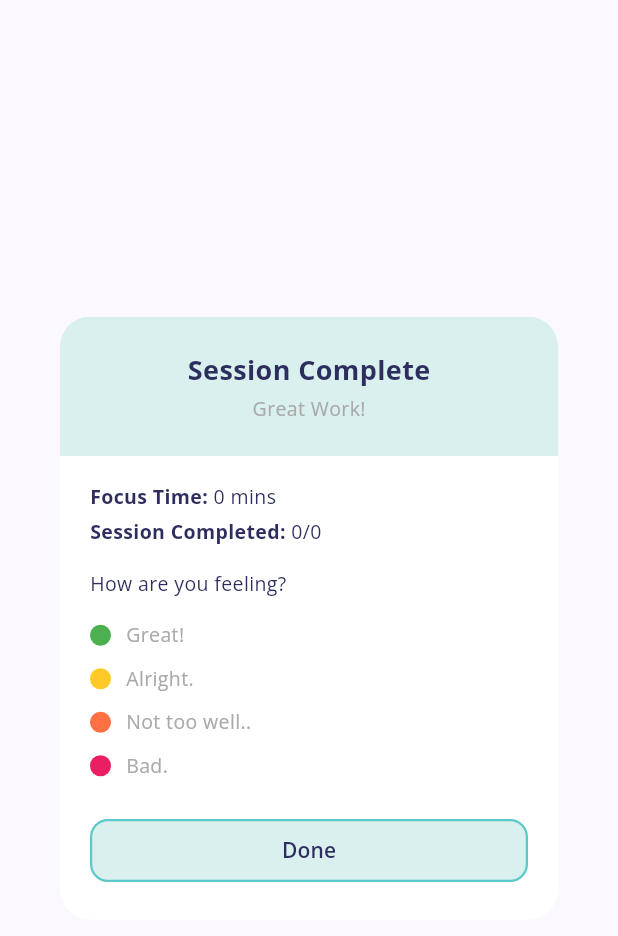
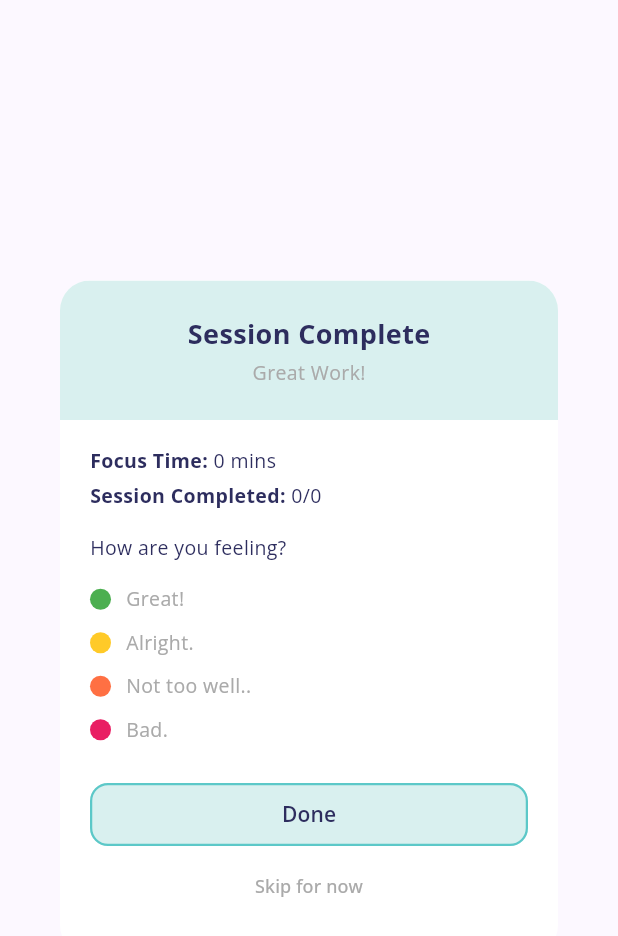
Before and after one commit to joshsj89/FocusFlow, a Flutter app: the SessionCompleteSheet widget shown alone on an empty page, opened directly with empty values, on a phone screen of 412 x 824 dp. Shown: the top 936 px of the screen. Run offline on Flutter 3.47's test engine with Material 3 defaults, Android fonts, the phone set to English and light mode, and no system bars; our stand-ins replace cloud_firestore, equatable, firebase_auth, firebase_core, firebase_messaging, flutter_bloc and 8 more; missing offline and left inert: proximity_sensor; accounts and stored records are empty.

Commit message:
fix: music race condition, zero-duration guard, session modal retry
MusicService (fix 3):
- Add _playGeneration counter; each play() captures its generation and
  checks after every await — if a newer call started, it bails out cleanly.
  Prevents overlapping stop/setAsset/play calls from rapid track switching.

TimerCubit (fix 4):
- Clamp focusDuration to 60–28800 s in loadProfile() and breakDuration
  to 60–7200 s in startBreak() — guards against corrupted Firestore docs
  with zero durations that caused frozen 00:00 display and instant completion.

SessionCompleteSheet (fix 5):
- Sheet now owns the save flow: accepts SessionCubit via BlocProvider.value
  and a buildRecord factory instead of an onDone callback.
- BlocConsumer: SessionSaving shows spinner on Done button; SessionSaved
  dismisses the modal; SessionSaveError shows inline error + re-enables Done.
- Android back button still blocked via PopScope(canPop: false).
- 'Skip for now' button dismisses without saving when no mood is selected.
- startBreak() still fires via .then() when the dialog closes (any path).

```diff
--- a/lib/cubits/timer_cubit.dart
+++ b/lib/cubits/timer_cubit.dart
@@ -105,7 +105,9 @@ class TimerCubit extends Cubit<TimerState> with WidgetsBindingObserver {
   void loadProfile(TimerProfile profile) {
     _cancelTicker();
     _profile = profile;
-    _remainingSeconds = profile.focusDuration;
+    // Clamp to minimum 60 s — guards against corrupted Firestore documents
+    // that pre-date form validation (focusDuration or breakDuration == 0).
+    _remainingSeconds = profile.focusDuration.clamp(60, 8 * 3600);
     _completedSessions = 0;
     _phase = TimerPhase.focus;
     emit(const TimerInitial());
@@ -151,7 +153,7 @@ class TimerCubit extends Cubit<TimerState> with WidgetsBindingObserver {
     _phase = _completedSessions % _profile!.sessionsPerSit == 0
         ? TimerPhase.longBreak
         : TimerPhase.shortBreak;
-    _remainingSeconds = _profile!.breakDuration;
+    _remainingSeconds = _profile!.breakDuration.clamp(60, 2 * 3600);
     _ticker = Timer.periodic(const Duration(seconds: 1), (_) => _tick());
 
     // Pick a random suggestion, avoiding the same one as last break
--- a/lib/widgets/session_complete_sheet.dart
+++ b/lib/widgets/session_complete_sheet.dart
@@ -1,5 +1,8 @@
 import 'package:flutter/material.dart';
+import 'package:flutter_bloc/flutter_bloc.dart';
 import 'package:google_fonts/google_fonts.dart';
+import '../cubits/session_cubit.dart';
+import '../models/session_record.dart';
 import '../models/wellness_model.dart';
 import '../theme/app_colors.dart';
 import 'animated_press.dart';
@@ -8,14 +11,15 @@ class SessionCompleteSheet extends StatefulWidget {
   final int focusMins;
   final int sessionsCompleted;
   final int totalSessions;
-  final void Function(Mood? mood) onDone;
+  // Record is built lazily (mood isn't known until Done is tapped)
+  final SessionRecord Function(Mood? mood) buildRecord;
 
   const SessionCompleteSheet({
     super.key,
     required this.focusMins,
     required this.sessionsCompleted,
     required this.totalSessions,
-    required this.onDone,
+    required this.buildRecord,
   });
 
   @override
@@ -24,6 +28,7 @@ class SessionCompleteSheet extends StatefulWidget {
 
 class _SessionCompleteSheetState extends State<SessionCompleteSheet> {
   Mood? _selectedMood;
+  String? _errorMessage;
 
   String get _focusTimeLabel {
     if (widget.focusMins < 60) return '${widget.focusMins} mins';
@@ -32,31 +37,58 @@ class _SessionCompleteSheetState extends State<SessionCompleteSheet> {
     return rem == 0 ? '${hrs}hrs' : '${hrs}hrs ${rem}m';
   }
 
+  void _onDone(BuildContext context) {
+    if (_selectedMood == null) {
+      // No mood selected — dismiss without saving
+      Navigator.of(context).pop();
+      return;
+    }
+    // Save session; BlocListener handles close on success, error on failure
+    context
+        .read<SessionCubit>()
+        .saveSession(widget.buildRecord(_selectedMood));
+  }
+
   @override
   Widget build(BuildContext context) {
-    // PopScope(canPop: false) blocks the Android hardware back button so the
-    // user must explicitly tap Done — prevents session from being silently lost.
+    // PopScope(canPop: false) blocks the Android hardware back button
     return PopScope(
       canPop: false,
-      child: Dialog(
+      child: BlocConsumer<SessionCubit, SessionState>(
+        listenWhen: (prev, next) => prev != next,
+        listener: (context, state) {
+          if (state is SessionSaved) {
+            Navigator.of(context).pop();
+          }
+          if (state is SessionSaveError) {
+            setState(() => _errorMessage = state.message);
+          }
+        },
+        builder: (context, sessionState) {
+          final isSaving = sessionState is SessionSaving;
+
+          return Dialog(
             backgroundColor: Colors.white,
-      shape: RoundedRectangleBorder(borderRadius: BorderRadius.circular(20)),
+            shape:
+                RoundedRectangleBorder(borderRadius: BorderRadius.circular(20)),
             insetPadding: const EdgeInsets.symmetric(horizontal: 40),
             clipBehavior: Clip.antiAlias,
             child: Column(
               mainAxisSize: MainAxisSize.min,
               children: [
-          _Header(),
+                const _Header(),
                 Padding(
                   padding: const EdgeInsets.fromLTRB(20, 18, 20, 22),
                   child: Column(
                     crossAxisAlignment: CrossAxisAlignment.start,
                     children: [
-                _StatLine(label: 'Focus Time:', value: _focusTimeLabel),
+                      _StatLine(
+                          label: 'Focus Time:', value: _focusTimeLabel),
                       const SizedBox(height: 4),
                       _StatLine(
                         label: 'Session Completed:',
-                  value: '${widget.sessionsCompleted}/${widget.totalSessions}',
+                        value:
+                            '${widget.sessionsCompleted}/${widget.totalSessions}',
                       ),
                       const SizedBox(height: 16),
                       Text(
@@ -71,20 +103,62 @@ class _SessionCompleteSheetState extends State<SessionCompleteSheet> {
                         (mood) => _MoodOption(
                           mood: mood,
                           selected: _selectedMood == mood,
-                    onTap: () => setState(() => _selectedMood = mood),
+                          onTap: isSaving
+                              ? null
+                              : () => setState(() {
+                                    _selectedMood = mood;
+                                    _errorMessage = null;
+                                  }),
                         ),
                       ),
+                      if (_errorMessage != null) ...[
+                        const SizedBox(height: 10),
+                        Row(
+                          children: [
+                            Icon(Icons.error_outline,
+                                size: 14, color: Colors.red.shade400),
+                            const SizedBox(width: 6),
+                            Expanded(
+                              child: Text(
+                                '$_errorMessage Tap Done to retry.',
+                                style: GoogleFonts.openSans(
+                                  fontSize: 11,
+                                  color: Colors.red.shade400,
+                                ),
+                              ),
+                            ),
+                          ],
+                        ),
+                      ],
                       const SizedBox(height: 18),
-                _DoneButton(onPressed: () {
-                  widget.onDone(_selectedMood);
-                  Navigator.of(context).pop();
-                }),
+                      _DoneButton(
+                        isSaving: isSaving,
+                        onPressed: isSaving ? null : () => _onDone(context),
+                      ),
+                      if (_selectedMood == null)
+                        Center(
+                          child: TextButton(
+                            onPressed: isSaving
+                                ? null
+                                : () => Navigator.of(context).pop(),
+                            child: Text(
+                              'Skip for now',
+                              style: GoogleFonts.openSans(
+                                fontSize: 12,
+                                color: AppColors.subtitleText,
+                              ),
+                            ),
+                          ),
+                        ),
                     ],
                   ),
                 ),
               ],
             ),
-    ));
+          );
+        },
+      ),
+    );
   }
 }
 
@@ -129,11 +203,14 @@ class _StatLine extends StatelessWidget {
 
   @override
   Widget build(BuildContext context) {
-    final base = GoogleFonts.openSans(fontSize: 13, color: AppColors.darkNavy);
+    final base =
+        GoogleFonts.openSans(fontSize: 13, color: AppColors.darkNavy);
     return Text.rich(
       TextSpan(
         children: [
-          TextSpan(text: label, style: base.copyWith(fontWeight: FontWeight.w700)),
+          TextSpan(
+              text: label,
+              style: base.copyWith(fontWeight: FontWeight.w700)),
           TextSpan(text: ' $value', style: base),
         ],
       ),
@@ -144,7 +221,7 @@ class _StatLine extends StatelessWidget {
 class _MoodOption extends StatelessWidget {
   final Mood mood;
   final bool selected;
-  final VoidCallback onTap;
+  final VoidCallback? onTap;
 
   const _MoodOption({
     required this.mood,
@@ -175,8 +252,11 @@ class _MoodOption extends StatelessWidget {
               mood.label,
               style: GoogleFonts.openSans(
                 fontSize: 13,
-                fontWeight: selected ? FontWeight.w600 : FontWeight.w400,
-                color: selected ? AppColors.darkNavy : AppColors.subtitleText,
+                fontWeight:
+                    selected ? FontWeight.w600 : FontWeight.w400,
+                color: selected
+                    ? AppColors.darkNavy
+                    : AppColors.subtitleText,
               ),
             ),
           ],
@@ -186,43 +266,36 @@ class _MoodOption extends StatelessWidget {
   }
 }
 
-class _DoneButton extends StatefulWidget {
-  final VoidCallback onPressed;
+class _DoneButton extends StatelessWidget {
+  final bool isSaving;
+  final VoidCallback? onPressed;
 
-  const _DoneButton({required this.onPressed});
-
-  @override
-  State<_DoneButton> createState() => _DoneButtonState();
-}
-
-class _DoneButtonState extends State<_DoneButton> {
-  bool _pressed = false;
-  bool _hovered = false;
+  const _DoneButton({required this.isSaving, required this.onPressed});
 
   @override
   Widget build(BuildContext context) {
-    return MouseRegion(
-      onEnter: (_) => setState(() => _hovered = true),
-      onExit: (_) => setState(() => _hovered = false),
-      child: Listener(
-        onPointerDown: (_) => setState(() => _pressed = true),
-        onPointerUp: (_) => setState(() => _pressed = false),
-        onPointerCancel: (_) => setState(() => _pressed = false),
-        child: AnimatedScale(
-          scale: _pressed ? 0.95 : (_hovered ? 1.03 : 1.0),
-          duration: const Duration(milliseconds: 120),
-          curve: Curves.easeOut,
-          child: SizedBox(
+    return SizedBox(
       width: double.infinity,
       child: OutlinedButton(
-              onPressed: widget.onPressed,
+        onPressed: onPressed,
         style: OutlinedButton.styleFrom(
           side: const BorderSide(color: AppColors.teal, width: 1.5),
-                shape: RoundedRectangleBorder(borderRadius: BorderRadius.circular(12)),
+          shape: RoundedRectangleBorder(
+              borderRadius: BorderRadius.circular(12)),
           padding: const EdgeInsets.symmetric(vertical: 11),
           backgroundColor: AppColors.timerInnerFill,
         ),
-              child: Text(
+        child: isSaving
+            ? const SizedBox(
+                width: 18,
+                height: 18,
+                child: CircularProgressIndicator(
+                  strokeWidth: 2,
+                  valueColor:
+                      AlwaysStoppedAnimation(AppColors.teal),
+                ),
+              )
+            : Text(
                 'Done',
                 style: GoogleFonts.openSans(
                   fontSize: 14,
@@ -231,9 +304,6 @@ class _DoneButtonState extends State<_DoneButton> {
                 ),
               ),
       ),
-          ),
-        ),
-      ),
     );
   }
 }
```
Also changed, not shown: lib/screens/home_screen.dart (+15 -25 lines), lib/services/music_service.dart (+19 -4 lines). Lines whose indentation alone changed are shown as unchanged.
